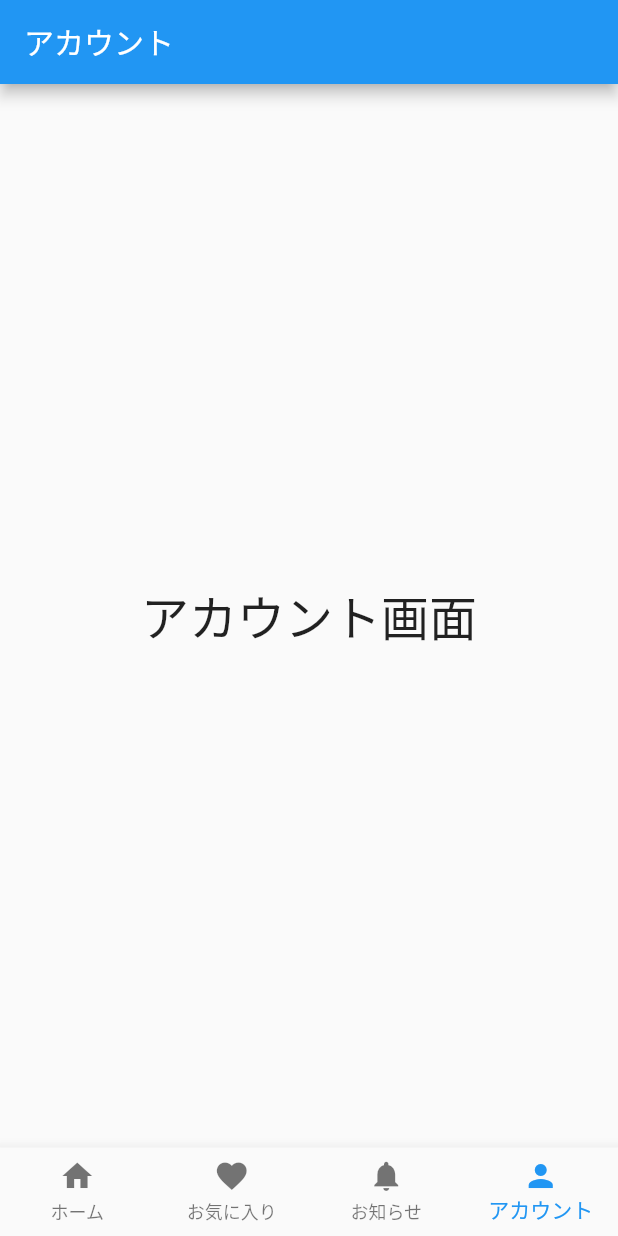
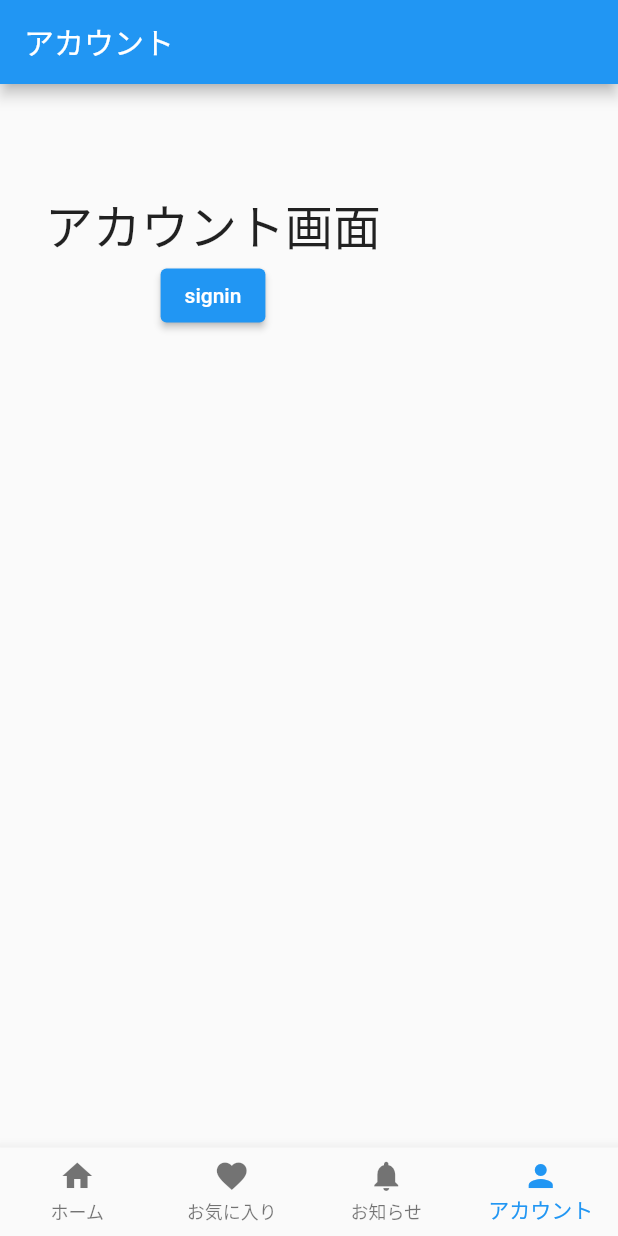
Before and after one commit to nobu35/Omorode, a Flutter app: the MyStatefulWidget screen opened directly, item 4 of the bottom bar chosen, on a phone screen of 412 x 824 dp. Run offline on Flutter 3.47's test engine with Material 2 defaults, Android fonts, the phone set to English and light mode, and no system bars; our stand-ins replace firebase_core; accounts and stored records are empty.

```diff
--- a/lib/account.dart
+++ b/lib/account.dart
@@ -1,16 +1,30 @@
 import 'package:flutter/material.dart';
+import 'login.dart';
 
 class AccountScreen extends StatelessWidget {
   const AccountScreen({Key? key}) : super(key: key);
 
   @override
   Widget build(BuildContext context) {
-    return Scaffold(
+    return MaterialApp(
+        home: Scaffold(
       appBar: AppBar(
         title: const Text('アカウント'),
       ),
-      body: const Center(
-          child: Text('アカウント画面', style: TextStyle(fontSize: 32.0))),
-    );
+      body: Padding(
+        padding: const EdgeInsets.only(top: 70, right: 30, bottom: 0, left: 30),
+        child: Column(children: [
+          const Text('アカウント画面', style: TextStyle(fontSize: 32.0)),
+          ElevatedButton(
+            onPressed: () => {
+              Navigator.of(context).push(MaterialPageRoute(builder: (context) {
+                return const Login();
+              }))
+            },
+            child: const Text('signin'),
+          ),
+        ]),
+      ),
+    ));
   }
 }
--- a/lib/login.dart
+++ b/lib/login.dart
@@ -17,10 +17,10 @@ class Login extends StatelessWidget {
                 child: Column(
                   children: [
                     //textお遊び
-                    Container(
+                    const SizedBox(
                         width: double.infinity,
                         //color: Colors.black,
-                        child: const Text('Login',
+                        child: Text('Login',
                             textAlign: TextAlign.left,
                             style: TextStyle(
                                 fontSize: 36,
```
